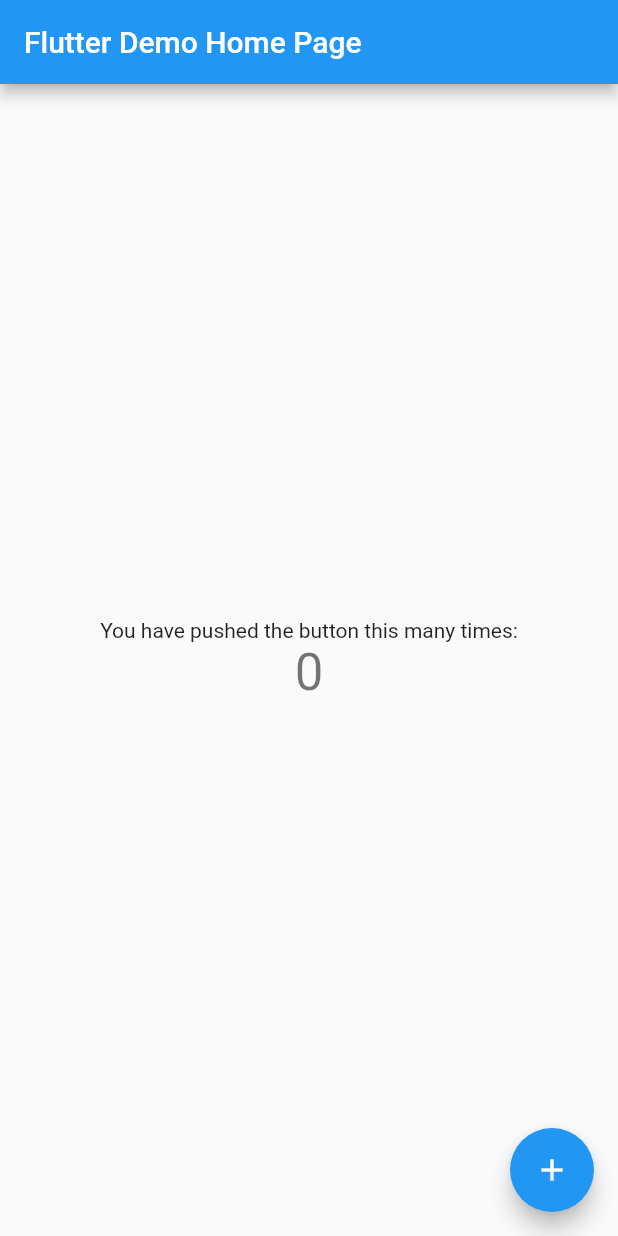
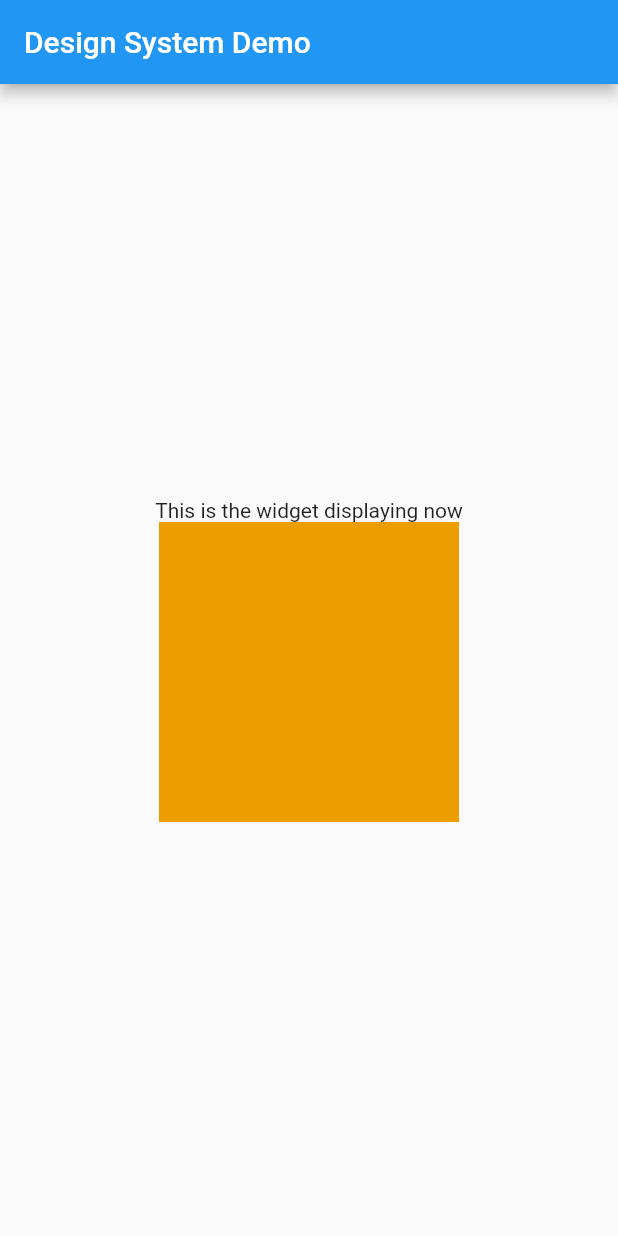
Before and after one commit to MayJuun/design_system, a Flutter app: the screen it shows after launch, on a phone screen of 412 x 824 dp. Run offline on Flutter 3.47's test engine with Material 2 defaults, Android fonts, the phone set to English and light mode, and no system bars.

Commit message:
chore: initiate Color codes systems

```diff
--- /dev/null
+++ b/lib/color_codes/color_codes.dart
@@ -0,0 +1,21 @@
+// ignore_for_file: avoid_classes_with_only_static_members, non_constant_identifier_names
+
+import 'package:flutter/material.dart';
+
+///This class contains all the color codes found in the official MayJuun Design System.
+///Design URL: https://www.figma.com/file/yNUOneqHN92b5QkMCnleVb/MayJuun-Design-System?node-id=0%3A1
+class MayJuunInternalColors {
+//COLOR RED//
+  static Color RED400 = const Color(0XFFE21900);
+
+//COLOR Green//
+  static Color GRN400 = const Color(0XFF05944F);
+
+//COLOR Orange//
+  static Color ORN400 = const Color(0XFFED9D00);
+
+//COLOR Grey//
+  static Color GRY800 = const Color(0XFFC2C2C2);
+//COLOR Aqua//
+  static Color AQU700 = const Color(0XFF5BF0F0);
+}
--- a/lib/main.dart
+++ b/lib/main.dart
@@ -1,4 +1,6 @@
 import 'package:flutter/material.dart';
+
+import 'color_codes/color_codes.dart';
 
 void main() {
   runApp(const MyApp());
@@ -13,33 +15,15 @@
     return MaterialApp(
       title: 'Flutter Demo',
       theme: ThemeData(
-        // This is the theme of your application.
-        //
-        // Try running your application with "flutter run". You'll see the
-        // application has a blue toolbar. Then, without quitting the app, try
-        // changing the primarySwatch below to Colors.green and then invoke
-        // "hot reload" (press "r" in the console where you ran "flutter run",
-        // or simply save your changes to "hot reload" in a Flutter IDE).
-        // Notice that the counter didn't reset back to zero; the application
-        // is not restarted.
         primarySwatch: Colors.blue,
       ),
-      home: const MyHomePage(title: 'Flutter Demo Home Page'),
+      home: const MyHomePage(title: 'Design System Demo'),
     );
   }
 }
 
 class MyHomePage extends StatefulWidget {
   const MyHomePage({Key? key, required this.title}) : super(key: key);
-
-  // This widget is the home page of your application. It is stateful, meaning
-  // that it has a State object (defined below) that contains fields that affect
-  // how it looks.
-
-  // This class is the configuration for the state. It holds the values (in this
-  // case the title) provided by the parent (in this case the App widget) and
-  // used by the build method of the State. Fields in a Widget subclass are
-  // always marked "final".
 
   final String title;
 
@@ -52,64 +36,30 @@
 
   void _incrementCounter() {
     setState(() {
-      // This call to setState tells the Flutter framework that something has
-      // changed in this State, which causes it to rerun the build method below
-      // so that the display can reflect the updated values. If we changed
-      // _counter without calling setState(), then the build method would not be
-      // called again, and so nothing would appear to happen.
       _counter++;
     });
   }
 
   @override
   Widget build(BuildContext context) {
-    // This method is rerun every time setState is called, for instance as done
-    // by the _incrementCounter method above.
-    //
-    // The Flutter framework has been optimized to make rerunning build methods
-    // fast, so that you can just rebuild anything that needs updating rather
-    // than having to individually change instances of widgets.
     return Scaffold(
       appBar: AppBar(
-        // Here we take the value from the MyHomePage object that was created by
-        // the App.build method, and use it to set our appbar title.
         title: Text(widget.title),
       ),
       body: Center(
-        // Center is a layout widget. It takes a single child and positions it
-        // in the middle of the parent.
         child: Column(
-          // Column is also a layout widget. It takes a list of children and
-          // arranges them vertically. By default, it sizes itself to fit its
-          // children horizontally, and tries to be as tall as its parent.
-          //
-          // Invoke "debug painting" (press "p" in the console, choose the
-          // "Toggle Debug Paint" action from the Flutter Inspector in Android
-          // Studio, or the "Toggle Debug Paint" command in Visual Studio Code)
-          // to see the wireframe for each widget.
-          //
-          // Column has various properties to control how it sizes itself and
-          // how it positions its children. Here we use mainAxisAlignment to
-          // center the children vertically; the main axis here is the vertical
-          // axis because Columns are vertical (the cross axis would be
-          // horizontal).
           mainAxisAlignment: MainAxisAlignment.center,
           children: <Widget>[
+            //All the design system widgets to be tested should be thrown below.
             const Text(
-              'You have pushed the button this many times:',
+              'This is the widget displaying now',
             ),
-            Text(
-              '$_counter',
-              style: Theme.of(context).textTheme.headline4,
-            ),
+            Container(
+                height: 200, width: 200, color: MayJuunInternalColors.ORN400)
           ],
         ),
       ),
-      floatingActionButton: FloatingActionButton(
-        onPressed: _incrementCounter,
-        tooltip: 'Increment',
-        child: const Icon(Icons.add),
-      ), // This trailing comma makes auto-formatting nicer for build methods.
+// This trailing comma makes auto-formatting nicer for build methods.
     );
   }
 }
```
